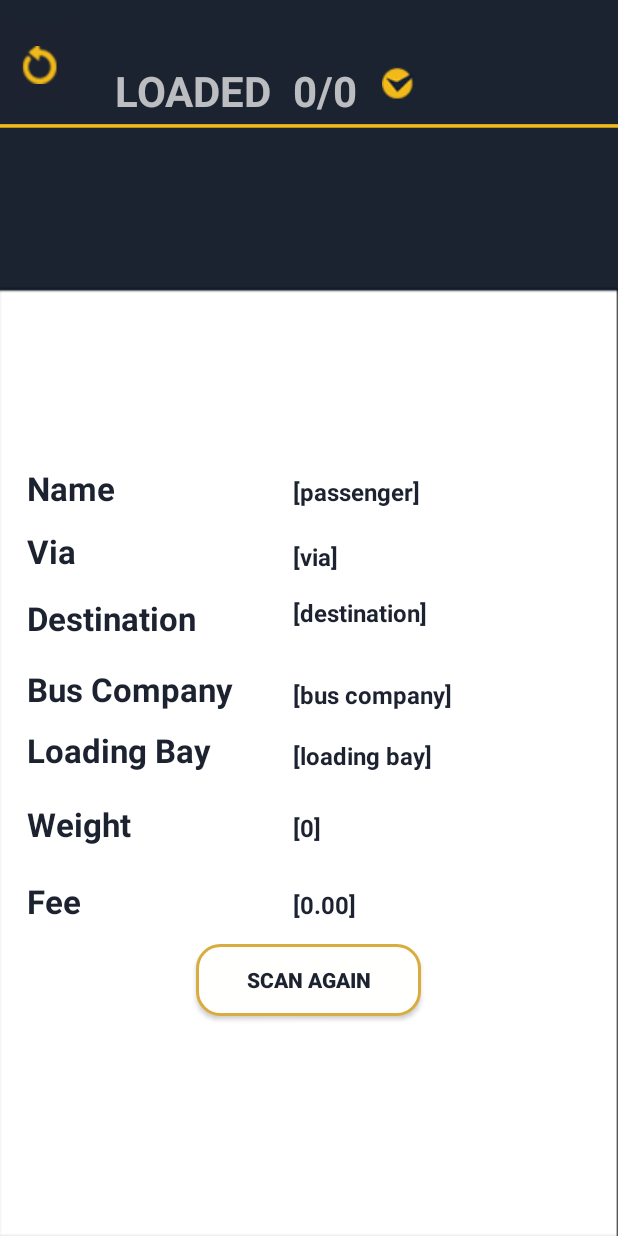
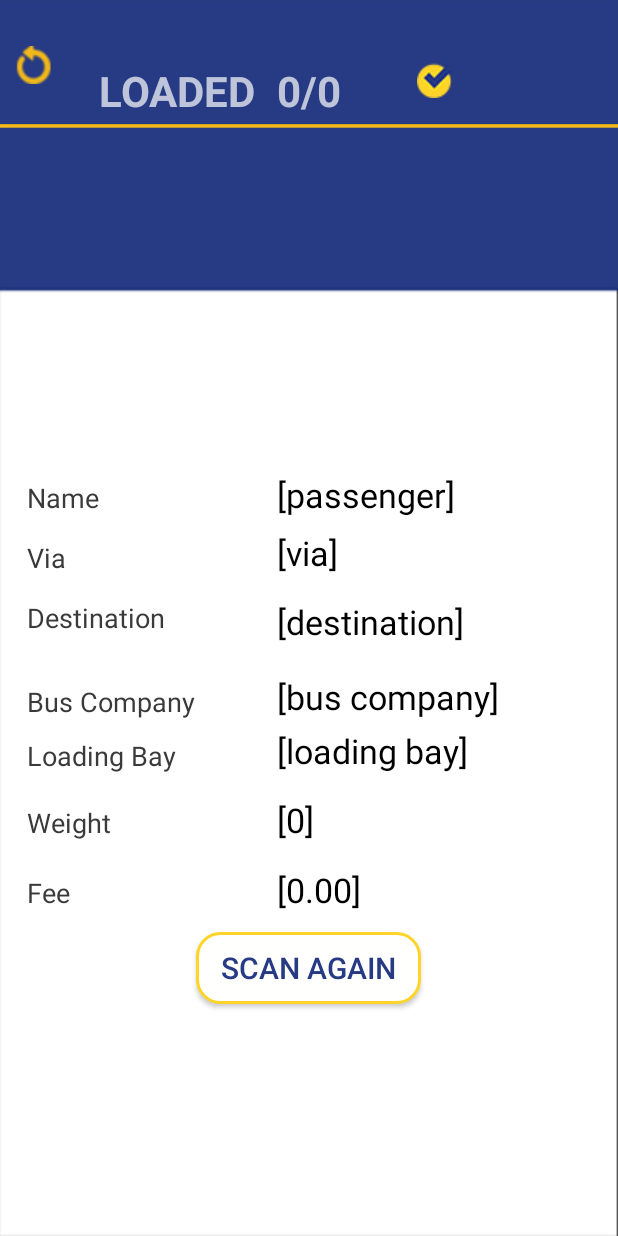
Before and after one commit to jmrequioma/qrcodescanner, an Android app: the layout activity_display.xml on its own in the app's theme, with its tools: preview values and no code run, on a phone screen of 412 x 824 dp. Run offline under Robolectric (Android 15) with nearby library versions, the phone set to English and light mode, and no system bars.

Commit message:
changed UI

```diff
--- a/app/src/main/res/layout/activity_display.xml
+++ b/app/src/main/res/layout/activity_display.xml
@@ -20,7 +20,7 @@
             android:onClick="onClick"
             android:text="@string/scan_label"
             android:textColor="@color/colorPrimaryDark"
-            android:textStyle="bold" />
+            android:textSize="20sp"/>
 
         <TextView
             android:id="@+id/passenger_label"
@@ -30,9 +30,8 @@
             android:layout_alignBottom="@+id/passenger_value"
             android:layout_alignStart="@+id/via_label"
             android:text="@string/passenger_label"
-            android:textColor="@color/colorPrimaryDark"
-            android:textSize="22sp"
-            android:textStyle="bold" />
+            android:textColor="#3A3A3A"
+            android:textSize="18sp" />
 
         <TextView
             android:id="@+id/passenger_value"
@@ -43,9 +42,8 @@
             android:layout_marginStart="14dp"
             android:layout_toEndOf="@+id/status_label"
             android:text="@string/passenger_value"
-            android:textColor="@color/colorPrimaryDark"
-            android:textSize="16sp"
-            android:textStyle="bold" />
+            android:textColor="#000000"
+            android:textSize="22.5sp" />
 
         <TextView
             android:id="@+id/destination_label"
@@ -54,9 +52,8 @@
             android:layout_alignStart="@+id/bus_label"
             android:layout_centerVertical="true"
             android:text="@string/destination_label"
-            android:textColor="@color/colorPrimaryDark"
-            android:textSize="22sp"
-            android:textStyle="bold" />
+            android:textColor="#3A3A3A"
+            android:textSize="18sp" />
 
         <TextView
             android:id="@+id/destination_value"
@@ -65,9 +62,8 @@
             android:layout_alignStart="@+id/passenger_value"
             android:layout_alignTop="@+id/destination_label"
             android:text="@string/destination_value"
-            android:textColor="@color/colorPrimaryDark"
-            android:textSize="16sp"
-            android:textStyle="bold" />
+            android:textColor="#000000"
+            android:textSize="22.5sp" />
 
         <TextView
             android:id="@+id/bus_label"
@@ -77,9 +73,8 @@
             android:layout_alignParentStart="true"
             android:layout_marginStart="18dp"
             android:text="@string/bus_label"
-            android:textColor="@color/colorPrimaryDark"
-            android:textSize="22sp"
-            android:textStyle="bold" />
+            android:textColor="#3A3A3A"
+            android:textSize="18sp" />
 
         <TextView
             android:id="@+id/bus_value"
@@ -89,9 +84,8 @@
             android:layout_below="@+id/destination_label"
             android:layout_marginTop="25dp"
             android:text="@string/bus_value"
-            android:textColor="@color/colorPrimaryDark"
-            android:textSize="16sp"
-            android:textStyle="bold" />
+            android:textColor="#000000"
+            android:textSize="22.5sp" />
 
         <TextView
             android:id="@+id/loading_label"
@@ -101,9 +95,8 @@
             android:layout_below="@+id/bus_label"
             android:layout_marginTop="11dp"
             android:text="@string/loading_label"
-            android:textColor="@color/colorPrimaryDark"
-            android:textSize="22sp"
-            android:textStyle="bold" />
+            android:textColor="#3A3A3A"
+            android:textSize="18sp" />
 
         <TextView
             android:id="@+id/loading_value"
@@ -113,9 +106,8 @@
             android:layout_alignStart="@+id/bus_value"
             android:gravity="center"
             android:text="@string/loading_value"
-            android:textColor="@color/colorPrimaryDark"
-            android:textSize="16sp"
-            android:textStyle="bold" />
+            android:textSize="22.5sp"
+            android:textColor="#000000" />
 
         <TextView
             android:id="@+id/weight_label"
@@ -125,9 +117,8 @@
             android:layout_below="@+id/loading_label"
             android:layout_marginTop="20dp"
             android:text="@string/weight_label"
-            android:textColor="@color/colorPrimaryDark"
-            android:textSize="22sp"
-            android:textStyle="bold" />
+            android:textColor="#3A3A3A"
+            android:textSize="18sp" />
 
         <TextView
             android:id="@+id/weight_value"
@@ -137,9 +128,8 @@
             android:layout_alignBottom="@+id/weight_label"
             android:layout_alignStart="@+id/loading_value"
             android:text="@string/weight_value"
-            android:textColor="@color/colorPrimaryDark"
-            android:textSize="16sp"
-            android:textStyle="bold" />
+            android:textColor="#000000"
+            android:textSize="22.5sp" />
 
         <TextView
             android:id="@+id/fee_label"
@@ -149,9 +139,8 @@
             android:layout_below="@+id/weight_label"
             android:layout_marginTop="22dp"
             android:text="@string/fee_label"
-            android:textColor="@color/colorPrimaryDark"
-            android:textSize="22sp"
-            android:textStyle="bold" />
+            android:textColor="#3A3A3A"
+            android:textSize="18sp" />
 
         <TextView
             android:id="@+id/fee_value"
@@ -161,9 +150,8 @@
             android:layout_alignBottom="@+id/fee_label"
             android:layout_alignStart="@+id/weight_value"
             android:text="@string/fee_value"
-            android:textColor="@color/colorPrimaryDark"
-            android:textSize="16sp"
-            android:textStyle="bold" />
+            android:textColor="#000000"
+            android:textSize="22.5sp" />
 
         <TextView
             android:id="@+id/status_label"
@@ -194,9 +182,8 @@
             android:layout_alignStart="@+id/destination_label"
             android:layout_marginBottom="15dp"
             android:text="@string/via_label"
-            android:textColor="@color/colorPrimaryDark"
-            android:textSize="22sp"
-            android:textStyle="bold" />
+            android:textColor="#3A3A3A"
+            android:textSize="18sp" />
 
         <TextView
             android:id="@+id/via_value"
@@ -205,9 +192,8 @@
             android:layout_alignBottom="@+id/via_label"
             android:layout_alignStart="@+id/destination_value"
             android:text="@string/via_value"
-            android:textColor="@color/colorPrimaryDark"
-            android:textSize="16sp"
-            android:textStyle="bold" />
+            android:textColor="#000000"
+            android:textSize="22.5sp" />
 
         <ImageView
             android:id="@+id/line"
--- a/app/src/main/res/layout/activity_main.xml
+++ b/app/src/main/res/layout/activity_main.xml
@@ -14,6 +14,7 @@
     <ImageView
         android:layout_width="200dp"
         android:layout_height="70dp"
+        android:layout_marginTop="100dp"
         android:src="@drawable/ic_title" />
 
     <TextView
@@ -23,7 +24,7 @@
         android:gravity="center"
         android:text="CSBT Baggage Tracker"
         android:textColor="@android:color/white"
-        android:textSize="30sp"
+        android:textSize="26sp"
         android:textStyle="bold" />
 
     <Button
@@ -34,12 +35,12 @@
         android:layout_alignParentStart="true"
         android:layout_marginLeft="90dp"
         android:layout_marginRight="90dp"
-        android:layout_marginTop="200dp"
+        android:layout_marginTop="170dp"
         android:background="@drawable/button_bg_rounded_corners"
         android:elevation="0dp"
         android:onClick="onClick"
         android:text="Scan Code"
         android:textColor="@color/colorAccent"
-        android:textStyle="bold" />
+        android:textSize="22sp"/>
 
 </LinearLayout>
--- a/app/src/main/res/layout/error_display.xml
+++ b/app/src/main/res/layout/error_display.xml
@@ -22,7 +22,7 @@
         android:gravity="center"
         android:text="@string/invalid_msg"
         android:textColor="@color/colorPrimaryDark"
-        android:textSize="20sp" />
+        android:textSize="26sp" />
 
     <Button
         android:id="@+id/try_again"
@@ -32,5 +32,6 @@
         android:layout_marginTop="25dp"
         android:background="@drawable/error_button"
         android:text="@string/try_again"
-        android:textColor="@color/colorPrimary" />
+        android:textColor="@color/colorPrimary"
+        android:textSize="21sp"/>
 </LinearLayout>
--- a/app/src/main/res/values/colors.xml
+++ b/app/src/main/res/values/colors.xml
@@ -1,6 +1,6 @@
 <?xml version="1.0" encoding="utf-8"?>
 <resources>
     <color name="colorPrimary">#FFFFFE</color>
-    <color name="colorPrimaryDark">#1C2230</color>
-    <color name="colorAccent">#D8AC3E</color>
+    <color name="colorPrimaryDark">#273a84</color>
+    <color name="colorAccent">#FED428</color>
 </resources>
```
Also changed, not shown: app/src/main/res/drawable/bg_display.png, app/src/main/res/drawable/bg_error.png, app/src/main/res/drawable/bg_home.png, app/src/main/res/drawable/ic_check.png, app/src/main/res/drawable/ic_error.png, app/src/main/res/drawable/ic_title.png.
